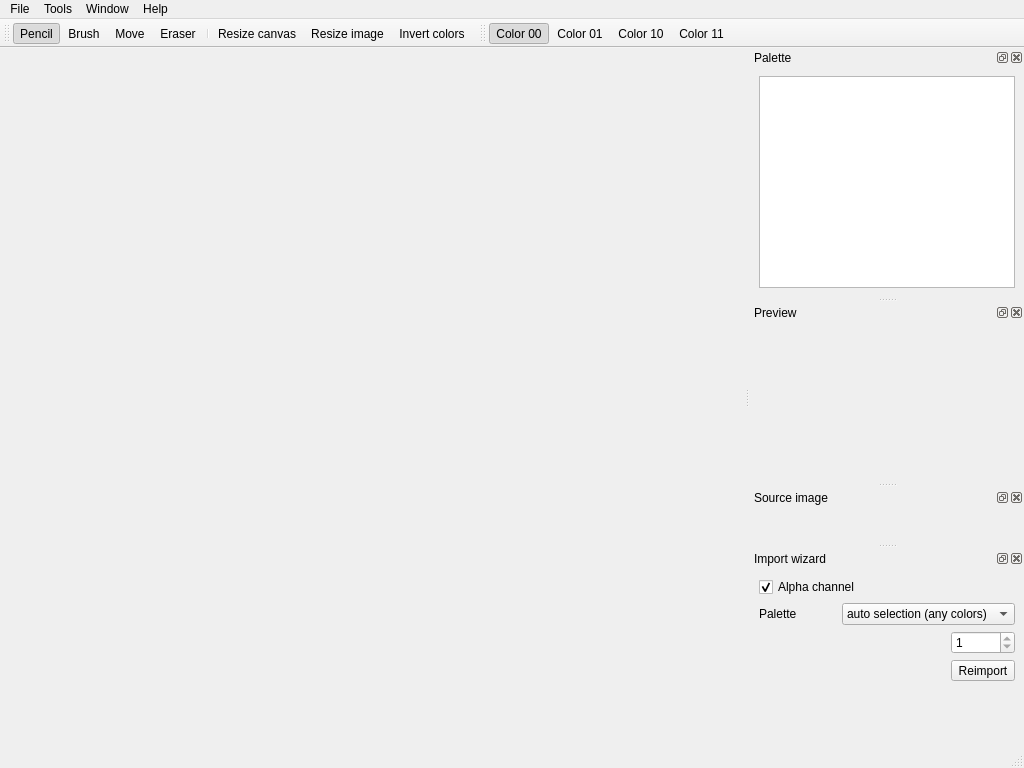
Old version of the form mainwindow.ui in the repository mistificator/zx4pixelizer.
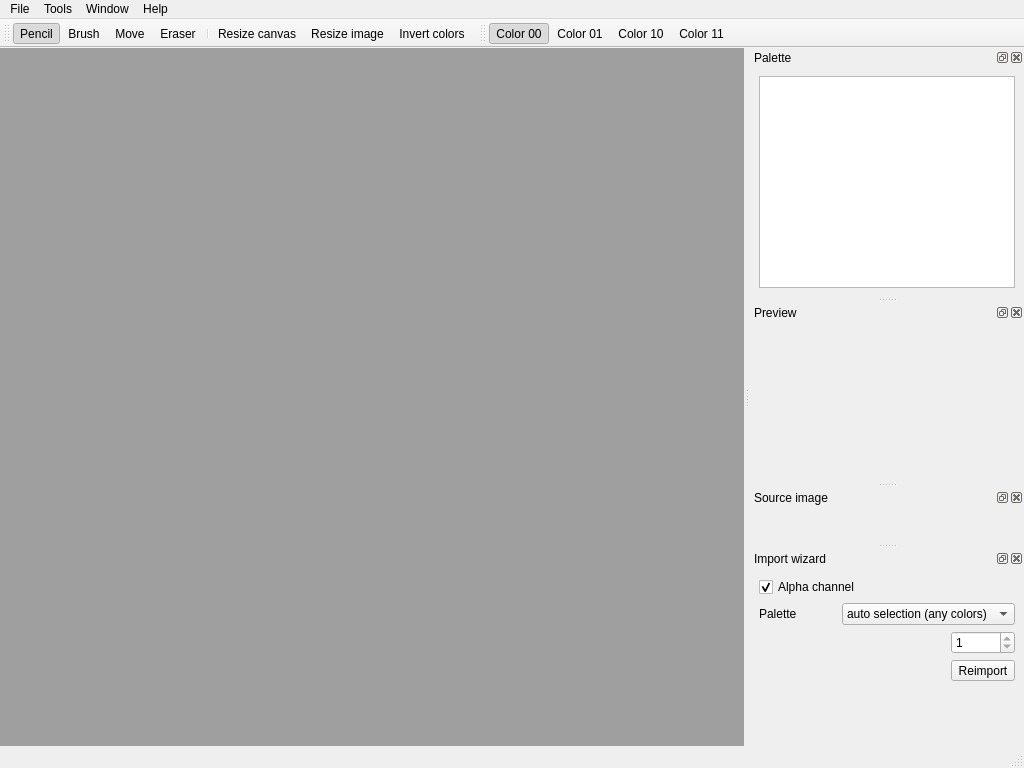
New version of the form. Icons and pictures are not drawn.

```diff
--- a/mainwindow.ui
+++ b/mainwindow.ui
@@ -41,28 +41,25 @@
      <number>0</number>
     </property>
     <item row="0" column="0">
-     <widget class="QLabel" name="canvas">
-      <property name="sizePolicy">
-       <sizepolicy hsizetype="Preferred" vsizetype="Preferred">
-        <horstretch>0</horstretch>
-        <verstretch>0</verstretch>
-       </sizepolicy>
+     <widget class="QMdiArea" name="mdiArea">
+      <property name="verticalScrollBarPolicy">
+       <enum>Qt::ScrollBarAsNeeded</enum>
       </property>
-      <property name="cursor">
-       <cursorShape>CrossCursor</cursorShape>
+      <property name="horizontalScrollBarPolicy">
+       <enum>Qt::ScrollBarAsNeeded</enum>
       </property>
-      <property name="lineWidth">
-       <number>0</number>
+      <property name="sizeAdjustPolicy">
+       <enum>QAbstractScrollArea::AdjustIgnored</enum>
       </property>
-      <property name="text">
-       <string/>
+      <property name="viewMode">
+       <enum>QMdiArea::SubWindowView</enum>
       </property>
-      <property name="scaledContents">
+      <property name="documentMode">
+       <bool>false</bool>
+      </property>
+      <property name="tabsMovable">
        <bool>true</bool>
       </property>
-      <property name="alignment">
-       <set>Qt::AlignCenter</set>
-      </property>
      </widget>
     </item>
    </layout>
```
